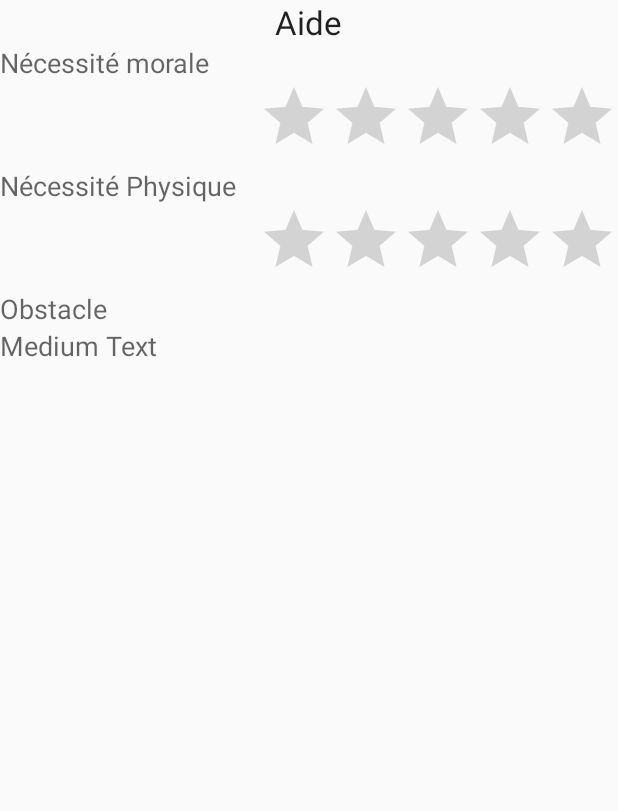
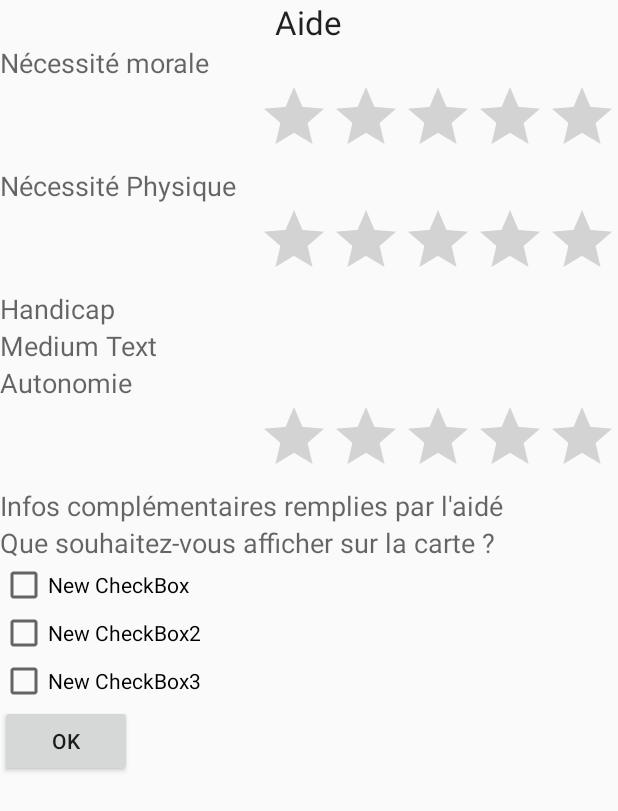
Before and after one commit to alex3165/hackcessangels, an Android app: the layout activity_detail.xml on its own in the app's theme, with its tools: preview values and no code run, on a phone screen of 412 x 824 dp. Shown: the top 811 px of the screen. Run offline under Robolectric (Android 15) with nearby library versions, the phone set to English and light mode, and no system bars.

Commit message:
Add DetailActivity

```diff
--- a/android/HackcessAngel/src/main/java/com/hackcess/angel/DetailActivity.java
+++ b/android/HackcessAngel/src/main/java/com/hackcess/angel/DetailActivity.java
@@ -1,6 +1,6 @@
 package com.hackcess.angel;
 
-import android.app.Activity;
+import android.annotation.TargetApi;
 import android.support.v7.app.ActionBarActivity;
 import android.support.v7.app.ActionBar;
 import android.support.v4.app.Fragment;
@@ -11,14 +11,18 @@ import android.view.MenuItem;
 import android.view.View;
 import android.view.ViewGroup;
 import android.os.Build;
+import android.widget.Button;
+import android.widget.CheckBox;
 import android.widget.TextView;
 
-public class DetailActivity extends Activity {
+public class DetailActivity extends ActionBarActivity {
 
+    @TargetApi(Build.VERSION_CODES.HONEYCOMB)
     @Override
     protected void onCreate(Bundle savedInstanceState) {
         super.onCreate(savedInstanceState);
-        setContentView(R.layout.activity_detail);
+        setContentView(R.layout.activity_main);
+
 
         TextView textViewHandicap = (TextView) findViewById(R.id.textViewHandicap);
         HandicapType message=HandicapType.PHYSICAL;
@@ -43,11 +47,57 @@ public class DetailActivity extends Activity {
 
 
         }
+
+        Button Submit=(Button) findViewById(R.id.buttonSubmit);
+        CheckBox CheckBox1=(CheckBox) findViewById(R.id.checkBox2);
+        CheckBox CheckBox2=(CheckBox) findViewById(R.id.checkBox3);
+        CheckBox CheckBox3=(CheckBox) findViewById(R.id.checkBox3);
+        CheckBox1.setActivated(true);
+        if (Submit.isActivated()){
+            if (CheckBox1.isActivated()){
+                //Affiche la carte avec le choix 1
+
+
+            }
+            if (CheckBox2.isActivated()){
+                //Affiche la carte avec le choix 1
+
+
+            }
+            if (CheckBox3.isActivated()){
+                //Affiche la carte avec le choix 1
+
+
+            }
+
+        }
+    }
+
+    @Override
+    public boolean onCreateOptionsMenu(Menu menu) {
+
+        // Inflate the menu; this adds items to the action bar if it is present.
+        getMenuInflater().inflate(R.menu.main, menu);
+        return true;
+    }
+
+    @Override
+    public boolean onOptionsItemSelected(MenuItem item) {
+        // Handle action bar item clicks here. The action bar will
+        // automatically handle clicks on the Home/Up button, so long
+        // as you specify a parent activity in AndroidManifest.xml.
+        int id = item.getItemId();
+        if (id == R.id.action_settings) {
+            return true;
+        }
+        return super.onOptionsItemSelected(item);
     }
 
     public enum HandicapType{
         PHYSICAL, MENTAL, DEAF, PRAGNENT, LUGGAGE
 
-    }
+    } ;
+
+
 
 }
--- a/android/HackcessAngel/src/main/res/layout/activity_detail.xml
+++ b/android/HackcessAngel/src/main/res/layout/activity_detail.xml
@@ -14,7 +14,7 @@
         android:layout_height="wrap_content"
         android:textAppearance="?android:attr/textAppearanceLarge"
         android:text="Aide"
-        android:id="@+id/textView"
+        android:id="@+id/textViewTittle"
         android:layout_gravity="center_horizontal" />
 
     <TextView
@@ -22,14 +22,14 @@
         android:layout_height="wrap_content"
         android:textAppearance="?android:attr/textAppearanceMedium"
         android:text="Nécessité morale"
-        android:id="@+id/textView2"
+        android:id="@+id/textViewMoral"
 
         />
 
     <RatingBar
         android:layout_width="wrap_content"
         android:layout_height="wrap_content"
-        android:id="@+id/ratingBar"
+        android:id="@+id/ratingBarMoral"
         android:layout_gravity="right"
         />
     <TextView
@@ -37,22 +37,22 @@
         android:layout_height="wrap_content"
         android:textAppearance="?android:attr/textAppearanceMedium"
         android:text="Nécessité Physique"
-        android:id="@+id/textView2"
+        android:id="@+id/textView2Physical"
 
         />
 
     <RatingBar
         android:layout_width="wrap_content"
         android:layout_height="wrap_content"
-        android:id="@+id/ratingBar"
+        android:id="@+id/ratingBarPhysical"
         android:layout_gravity="right"
         />
     <TextView
         android:layout_width="wrap_content"
         android:layout_height="wrap_content"
         android:textAppearance="?android:attr/textAppearanceMedium"
-        android:text="Obstacle"
-        android:id="@+id/textView2"
+        android:text="Handicap"
+        android:id="@+id/textViewHandicap"
 
         />
 
@@ -64,6 +64,55 @@
         android:id="@+id/textViewHandicap"
 
         />
+    <TextView
+        android:layout_width="wrap_content"
+        android:layout_height="wrap_content"
+        android:textAppearance="?android:attr/textAppearanceMedium"
+        android:text="Autonomie"
+
+        />
+    <RatingBar
+        android:layout_width="wrap_content"
+        android:layout_height="wrap_content"
+        android:id="@+id/ratingBarAutonomie"
+        android:layout_gravity="right"
+        />
+    <TextView
+        android:layout_width="wrap_content"
+        android:layout_height="wrap_content"
+        android:textAppearance="?android:attr/textAppearanceMedium"
+        android:text="Infos complémentaires remplies par l'aidé"
+        android:id="@+id/textViewMoreInfo"
+        />
+    <TextView
+        android:layout_width="wrap_content"
+        android:layout_height="wrap_content"
+        android:textAppearance="?android:attr/textAppearanceMedium"
+        android:text="Que souhaitez-vous afficher sur la carte ? "
+        android:id="@+id/textViewItemMap"
+        />
+
+    <CheckBox
+        android:layout_width="wrap_content"
+        android:layout_height="wrap_content"
+        android:text="New CheckBox"
+        android:id="@+id/checkBox1" />
+    <CheckBox
+        android:layout_width="wrap_content"
+        android:layout_height="wrap_content"
+        android:text="New CheckBox2"
+        android:id="@+id/checkBox2" />
+    <CheckBox
+        android:layout_width="wrap_content"
+        android:layout_height="wrap_content"
+        android:text="New CheckBox3"
+        android:id="@+id/checkBox3" />
+
+    <Button
+        android:layout_width="wrap_content"
+        android:layout_height="wrap_content"
+        android:text="OK"
+        android:id="@+id/buttonSubmit" />
 
 
 </LinearLayout>
```
Also changed, not shown: 1 other file.
